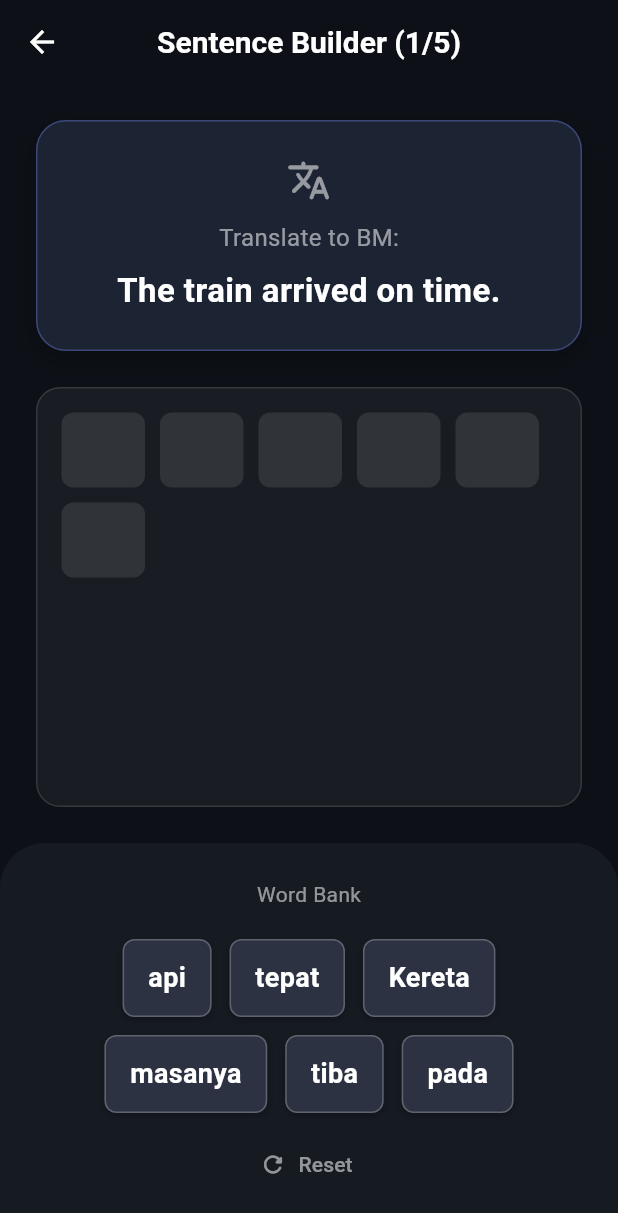
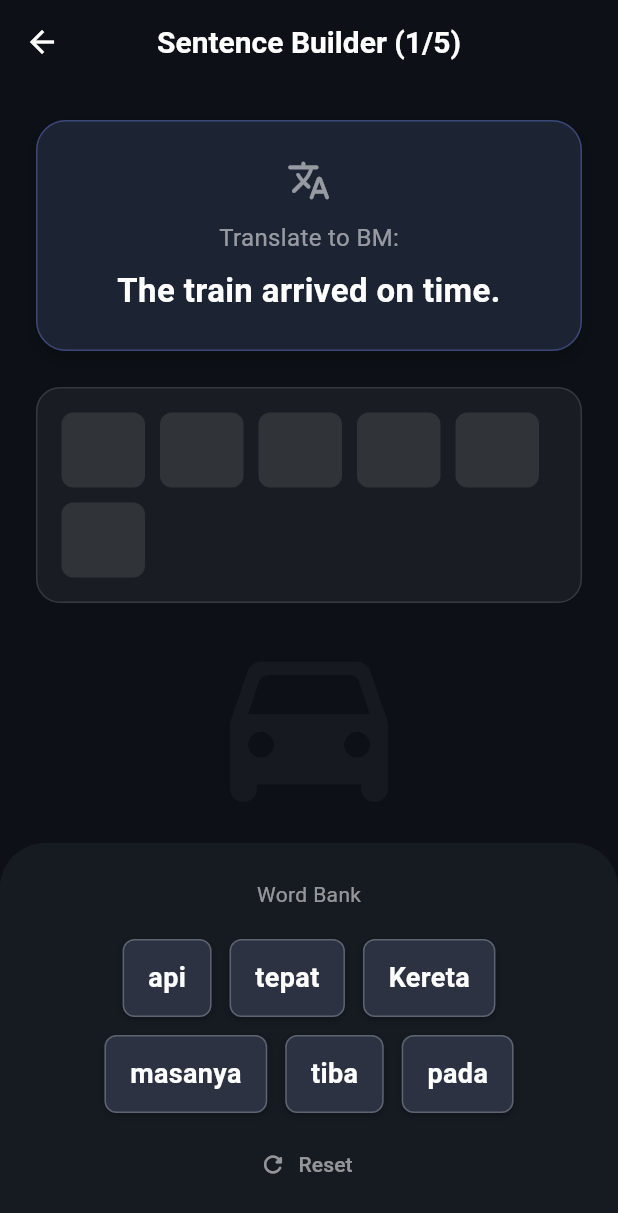
Before and after one commit to taiwenhong1214-dotcom/learning_app, a Flutter app: the SentenceBuilderScreen screen opened directly, on a phone screen of 412 x 824 dp. Shown: the top 1213 px of the screen. Run offline on Flutter 3.47's test engine with Material 3 defaults, Android fonts, the phone set to English and light mode, and no system bars; our stand-ins replace cloud_firestore, confetti, firebase_auth, firebase_core, flutter_tts, google_sign_in and 1 more; accounts and stored records are empty; Roboto replaces fonts that are missing (Segoe UI).

Commit message:
Add category watermarks to mini-games

```diff
--- a/lib/games/sentence_builder_screen.dart
+++ b/lib/games/sentence_builder_screen.dart
@@ -238,8 +238,8 @@ class _SentenceBuilderScreenState extends State<SentenceBuilderScreen> {
             ),
 
             // Build Area
-            Expanded(
-              child: Container(
+            Container(
+              width: double.infinity,
                 margin: const EdgeInsets.symmetric(horizontal: 24),
                 padding: const EdgeInsets.all(16),
                 decoration: BoxDecoration(
@@ -269,9 +269,24 @@ class _SentenceBuilderScreenState extends State<SentenceBuilderScreen> {
                   }),
                 ),
               ),
+
+            Expanded(
+              child: Center(
+                child: Builder(
+                  builder: (context) {
+                    final category = allCategories.firstWhere(
+                      (c) => c.name == currentVocab.category,
+                      orElse: () => allCategories.first,
+                    );
+                    return Icon(
+                      category.icon,
+                      size: 140,
+                      color: Colors.white.withValues(alpha: 0.04),
+                    );
+                  }
+                ),
+              ),
             ),
-
-            const SizedBox(height: 24),
 
             // Word Bank
             Container(
```
Also changed, not shown: lib/games/word_scramble_screen.dart (+17 -3 lines).
